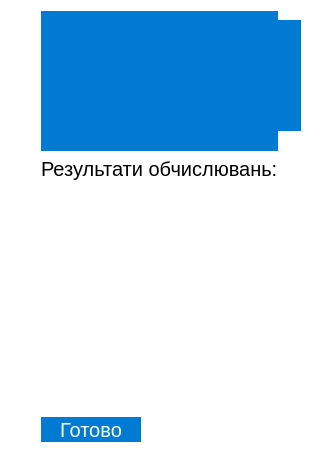
NonExistentUsername/proctica, file resultAllOptions1col.ui: the form before one commit.
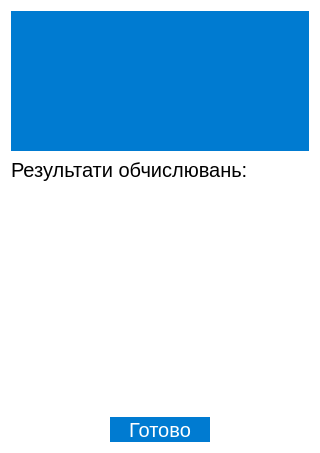
The form after the commit. Icons and pictures are not drawn.

The edit to the form file:
```diff
--- a/resultAllOptions1col.ui
+++ b/resultAllOptions1col.ui
@@ -16,8 +16,8 @@
   <property name="styleSheet">
    <string notr="true">background-color: rgb(255, 255, 255);</string>
   </property>
-  <layout class="QGridLayout" name="gridLayout">
-   <item row="0" column="0">
+  <layout class="QVBoxLayout" name="verticalLayout">
+   <item>
     <widget class="QLabel" name="label_2">
      <property name="minimumSize">
       <size>
@@ -51,8 +51,14 @@
      </property>
     </widget>
    </item>
-   <item row="1" column="0">
+   <item>
     <widget class="QLabel" name="label">
+     <property name="maximumSize">
+      <size>
+       <width>16777215</width>
+       <height>25</height>
+      </size>
+     </property>
      <property name="font">
       <font>
        <pointsize>15</pointsize>
@@ -66,7 +72,7 @@
      </property>
     </widget>
    </item>
-   <item row="2" column="0">
+   <item>
     <layout class="QVBoxLayout" name="verticalLayout_2">
      <item>
       <widget class="QLabel" name="val1">
@@ -187,23 +193,8 @@
        </property>
       </widget>
      </item>
-    </layout>
-   </item>
-   <item row="3" column="0">
-    <layout class="QVBoxLayout" name="verticalLayout">
      <item>
-      <spacer name="verticalSpacer">
-       <property name="orientation">
-        <enum>Qt::Vertical</enum>
-       </property>
-       <property name="sizeHint" stdset="0">
-        <size>
-         <width>20</width>
-         <height>40</height>
-        </size>
-       </property>
-      </spacer>
-     </item>
+      <layout class="QHBoxLayout" name="horizontalLayout_2">
      <item>
       <widget class="QPushButton" name="pushButton">
        <property name="minimumSize">
@@ -238,35 +229,8 @@
     </layout>
    </item>
   </layout>
-  <widget class="QLabel" name="label_4">
-   <property name="geometry">
-    <rect>
-     <x>160</x>
-     <y>20</y>
-     <width>141</width>
-     <height>111</height>
-    </rect>
-   </property>
-   <property name="maximumSize">
-    <size>
-     <width>141</width>
-     <height>111</height>
-    </size>
-   </property>
-   <property name="styleSheet">
-    <string notr="true">background-color: #007bd1;
-</string>
-   </property>
-   <property name="text">
-    <string/>
-   </property>
-   <property name="pixmap">
-    <pixmap>C:/Users/windows 10/.designer/backup/maths.png</pixmap>
-   </property>
-   <property name="scaledContents">
-    <bool>true</bool>
-   </property>
-  </widget>
+   </item>
+  </layout>
  </widget>
  <resources/>
  <connections/>
```
Lines whose indentation alone changed are shown as unchanged.
